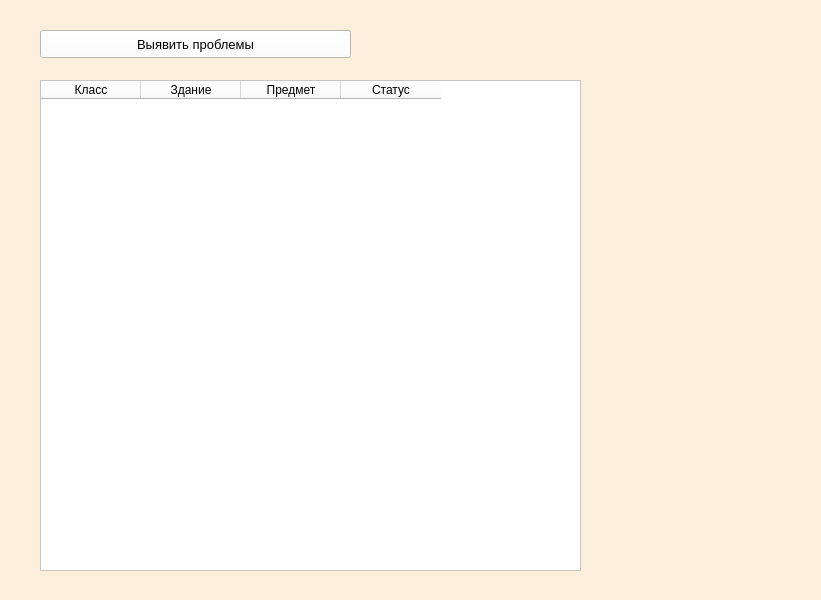
Above: frontend/workload_problems.ui from saaasssska/helper_by_school before the change. Below: the same form after it.
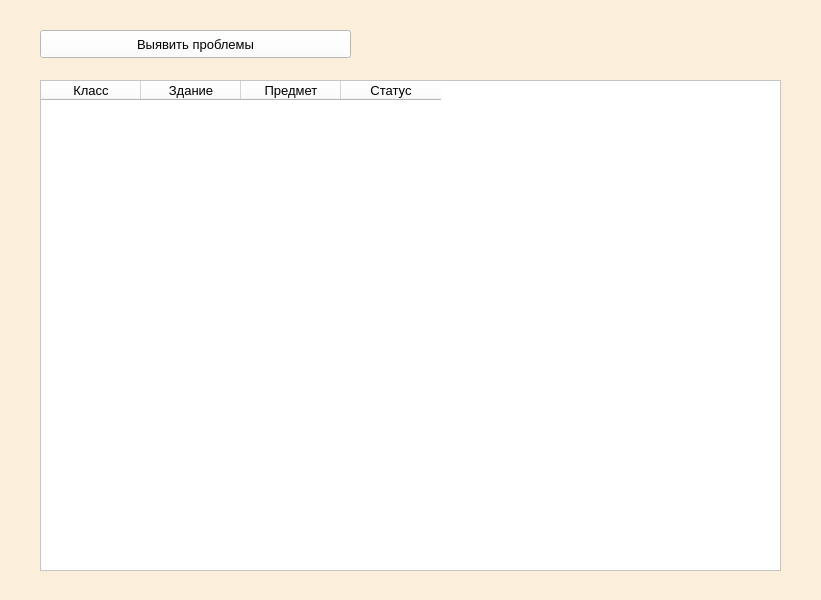
That is the form after the change. Icons and pictures are not drawn.

```diff
--- a/frontend/workload_problems.ui
+++ b/frontend/workload_problems.ui
@@ -39,13 +39,13 @@
   </widget>
   <widget class="QTableWidget" name="tableWidget">
    <property name="enabled">
-    <bool>true</bool>
+    <bool>false</bool>
    </property>
    <property name="geometry">
     <rect>
      <x>40</x>
      <y>80</y>
-     <width>541</width>
+     <width>741</width>
      <height>491</height>
     </rect>
    </property>
@@ -55,45 +55,50 @@
     </font>
    </property>
    <property name="styleSheet">
-    <string notr="true">background-color: rgb(255, 255, 255);</string>
+    <string notr="true">background-color: rgb(255, 255, 255);
+color: rgb(0, 0, 0);</string>
    </property>
    <column>
     <property name="text">
      <string>Класс</string>
     </property>
+    <property name="font">
+     <font>
+      <pointsize>10</pointsize>
+     </font>
+    </property>
    </column>
    <column>
     <property name="text">
      <string>Здание</string>
     </property>
+    <property name="font">
+     <font>
+      <pointsize>10</pointsize>
+     </font>
+    </property>
    </column>
    <column>
     <property name="text">
      <string>Предмет</string>
     </property>
+    <property name="font">
+     <font>
+      <pointsize>10</pointsize>
+     </font>
+    </property>
    </column>
    <column>
     <property name="text">
      <string>Статус</string>
     </property>
+    <property name="font">
+     <font>
+      <pointsize>10</pointsize>
+     </font>
+    </property>
    </column>
   </widget>
-  <widget class="QLabel" name="label">
-   <property name="geometry">
-    <rect>
-     <x>620</x>
-     <y>140</y>
-     <width>171</width>
-     <height>361</height>
-    </rect>
-   </property>
-   <property name="text">
-    <string/>
-   </property>
-   <property name="pixmap">
-    <pixmap>../pictures/pngwing.com (13).png</pixmap>
-   </property>
-  </widget>
  </widget>
  <resources/>
  <connections/>
```
